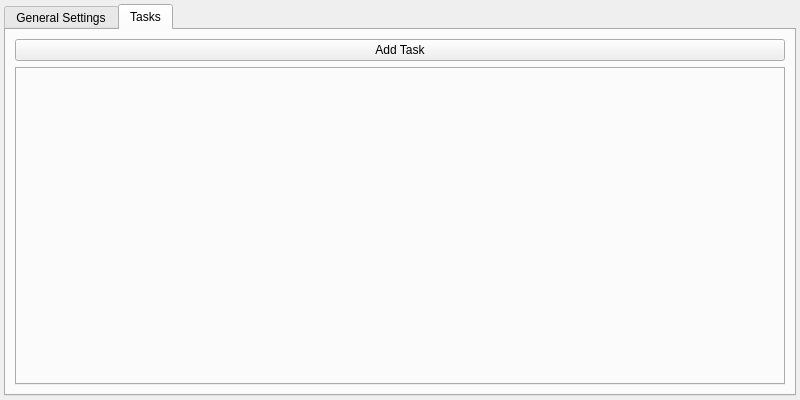
Above: mainwindow.ui from staridan/desktop-llm-helper before the change. Below: the same form after it.
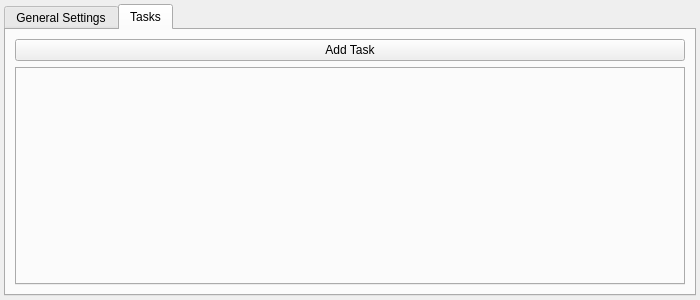
That is the form after the change.

Diff of the .ui file:
```diff
--- a/mainwindow.ui
+++ b/mainwindow.ui
@@ -6,8 +6,8 @@
    <rect>
     <x>0</x>
     <y>0</y>
-    <width>800</width>
-    <height>400</height>
+    <width>700</width>
+    <height>300</height>
    </rect>
   </property>
   <property name="windowTitle">
```
